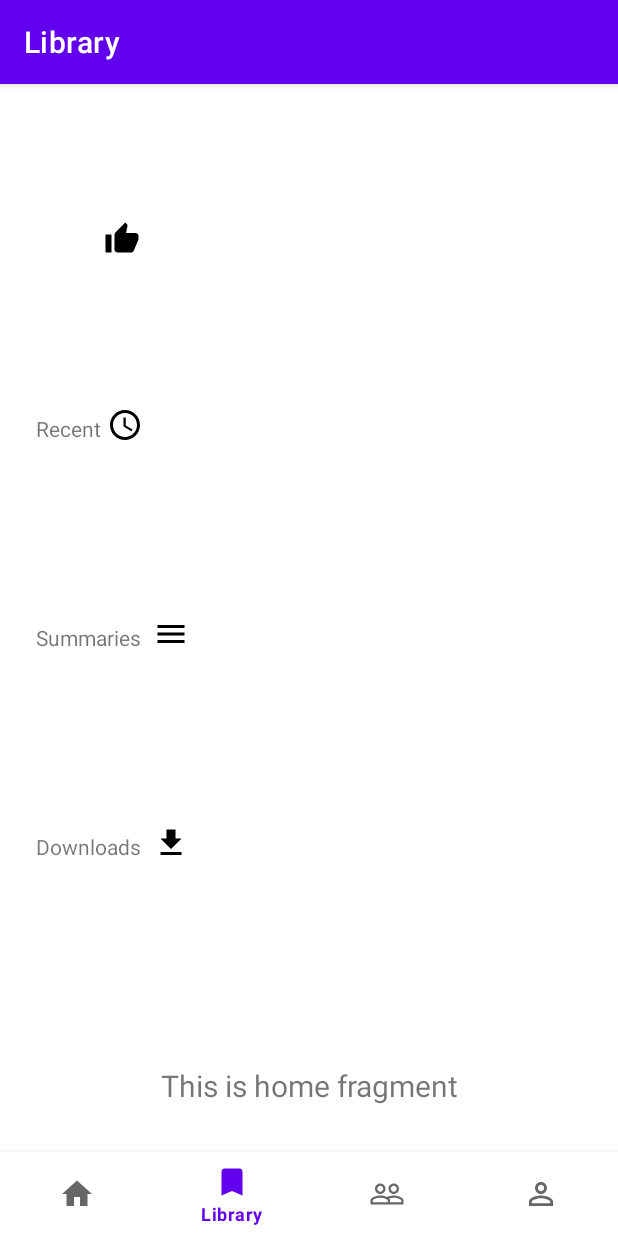
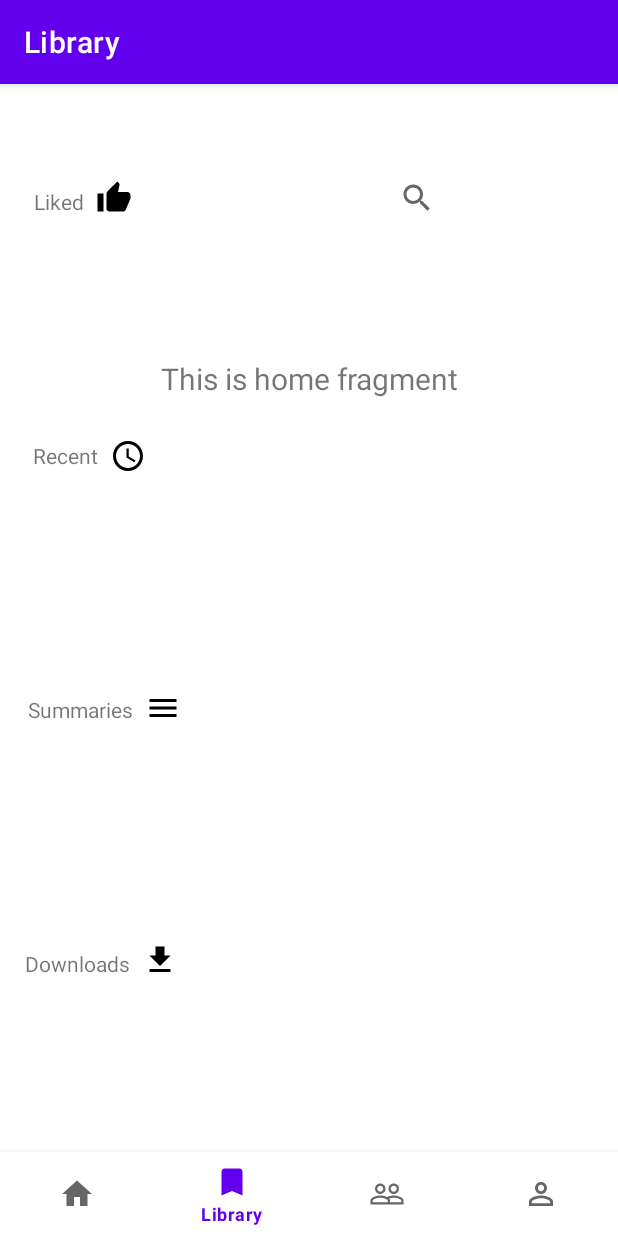
Before and after one commit to ced-kwong29/Legemus, an Android app: the HomeFragment screen opened through its navigation route, on a phone screen of 412 x 824 dp. Run offline under Robolectric (Android 15) with nearby library versions, the light colour scheme and no system bars; our stand-ins replace navigation-ui.

Commit message:
adjusting library titles and added search bar

```diff
--- a/app/src/main/res/layout/fragment_dashboard.xml
+++ b/app/src/main/res/layout/fragment_dashboard.xml
@@ -72,8 +72,8 @@
         android:background="@drawable/button_background"
         android:fontFamily="sans-serif-light"
         android:text="@string/math_and_science"
+        android:textAllCaps="false"
         android:textColor="@android:color/white"
-        android:textAllCaps="false"
         app:layout_constraintEnd_toStartOf="@+id/button5"
         app:layout_constraintStart_toStartOf="parent"
         app:layout_constraintTop_toTopOf="@+id/text_dashboard" />
--- a/app/src/main/res/layout/fragment_home.xml
+++ b/app/src/main/res/layout/fragment_home.xml
@@ -20,56 +20,64 @@
         app:layout_constraintHorizontal_bias="1.0"
         app:layout_constraintStart_toStartOf="parent"
         app:layout_constraintTop_toTopOf="parent"
-        app:layout_constraintVertical_bias="0.872" />
+        app:layout_constraintVertical_bias="0.175" />
 
     <TextView
         android:id="@+id/liked_books"
         android:layout_width="wrap_content"
         android:layout_height="wrap_content"
-        android:layout_marginStart="28dp"
-        android:layout_marginTop="50dp"
-        android:layout_marginBottom="120dp"
+        android:layout_marginEnd="325dp"
+        android:layout_marginBottom="150dp"
         android:text="@string/likedBooks"
         app:layout_constraintBottom_toTopOf="@+id/recent_books"
+        app:layout_constraintEnd_toEndOf="parent"
+        app:layout_constraintHorizontal_bias="0.423"
         app:layout_constraintStart_toStartOf="parent"
-        app:layout_constraintTop_toTopOf="parent" />
+        app:layout_constraintTop_toTopOf="parent"
+        app:layout_constraintVertical_bias="1.0" />
 
     <TextView
         android:id="@+id/recent_books"
         android:layout_width="wrap_content"
         android:layout_height="wrap_content"
-        android:layout_marginStart="24dp"
-        android:layout_marginBottom="120dp"
+        android:layout_marginEnd="325dp"
+        android:layout_marginBottom="150dp"
         android:text="@string/recentBooks"
         app:layout_constraintBottom_toTopOf="@+id/book_summaries"
+        app:layout_constraintEnd_toEndOf="parent"
         app:layout_constraintStart_toStartOf="parent" />
 
     <TextView
         android:id="@+id/book_summaries"
         android:layout_width="wrap_content"
         android:layout_height="wrap_content"
-        android:layout_marginStart="24dp"
-        android:layout_marginBottom="120dp"
+        android:layout_marginStart="20dp"
+        android:layout_marginEnd="325dp"
+        android:layout_marginBottom="150dp"
         android:text="@string/bookSummaries"
         app:layout_constraintBottom_toTopOf="@+id/book_downloads"
+        app:layout_constraintEnd_toEndOf="parent"
         app:layout_constraintStart_toStartOf="parent" />
 
     <TextView
         android:id="@+id/book_downloads"
         android:layout_width="wrap_content"
         android:layout_height="wrap_content"
-        android:layout_marginStart="24dp"
-        android:layout_marginBottom="250dp"
+        android:layout_marginStart="10dp"
+        android:layout_marginEnd="325dp"
+        android:layout_marginBottom="172dp"
         android:text="@string/bookDownloads"
         app:layout_constraintBottom_toBottomOf="parent"
+        app:layout_constraintEnd_toEndOf="parent"
+        app:layout_constraintHorizontal_bias="1.0"
         app:layout_constraintStart_toStartOf="parent" />
 
     <ImageView
         android:id="@+id/imageView3"
         android:layout_width="wrap_content"
         android:layout_height="wrap_content"
-        android:layout_marginStart="4dp"
-        android:layout_marginBottom="115dp"
+        android:layout_marginStart="8dp"
+        android:layout_marginBottom="144dp"
         android:src="@drawable/baseline_access_time_24"
         app:layout_constraintBottom_toTopOf="@+id/imageView9"
         app:layout_constraintStart_toEndOf="@+id/recent_books" />
@@ -79,7 +87,7 @@
         android:layout_width="wrap_content"
         android:layout_height="wrap_content"
         android:layout_marginStart="8dp"
-        android:layout_marginBottom="250dp"
+        android:layout_marginBottom="172dp"
         android:src="@drawable/baseline_download_24"
         app:layout_constraintBottom_toBottomOf="parent"
         app:layout_constraintStart_toEndOf="@+id/book_downloads" />
@@ -89,22 +97,26 @@
         android:layout_width="wrap_content"
         android:layout_height="wrap_content"
         android:layout_marginStart="8dp"
-        android:layout_marginTop="50dp"
-        android:layout_marginBottom="100dp"
+        android:layout_marginBottom="148dp"
         android:src="@drawable/baseline_thumb_up_24"
         app:layout_constraintBottom_toTopOf="@+id/imageView3"
-        app:layout_constraintStart_toEndOf="@+id/liked_books"
-        app:layout_constraintTop_toTopOf="parent"
-        app:layout_constraintVertical_bias="1.0" />
+        app:layout_constraintStart_toEndOf="@+id/liked_books" />
 
     <ImageView
         android:id="@+id/imageView9"
         android:layout_width="wrap_content"
         android:layout_height="wrap_content"
         android:layout_marginStart="8dp"
-        android:layout_marginBottom="115dp"
+        android:layout_marginBottom="144dp"
         android:src="@drawable/baseline_menu_24"
         app:layout_constraintBottom_toTopOf="@+id/imageView6"
         app:layout_constraintStart_toEndOf="@+id/book_summaries" />
 
+    <SearchView
+        android:layout_width="150dp"
+        android:layout_height="40dp"
+        android:layout_marginEnd="8dp"
+        app:layout_constraintEnd_toEndOf="parent"
+        app:layout_constraintTop_toTopOf="parent" />
+
 </androidx.constraintlayout.widget.ConstraintLayout>
--- a/app/src/main/res/layout/fragment_notifications.xml
+++ b/app/src/main/res/layout/fragment_notifications.xml
@@ -19,4 +19,12 @@
         app:layout_constraintEnd_toEndOf="parent"
         app:layout_constraintStart_toStartOf="parent"
         app:layout_constraintTop_toTopOf="parent" />
+
+    <TextView
+        android:id="@+id/textView"
+        android:layout_width="wrap_content"
+        android:layout_height="wrap_content"
+        android:text="TextView"
+        tools:layout_editor_absoluteX="26dp"
+        tools:layout_editor_absoluteY="57dp" />
 </androidx.constraintlayout.widget.ConstraintLayout>
```
